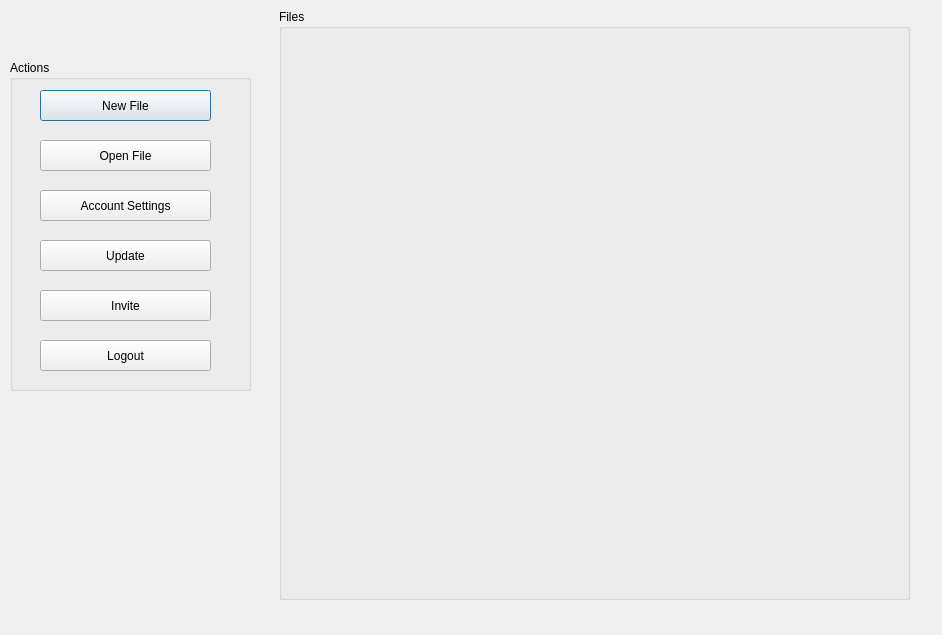
Above: concurrentTextEditor/homeloggedin.ui from scottiexdev/concurrentTextEditor before the change. Below: the same form after it.
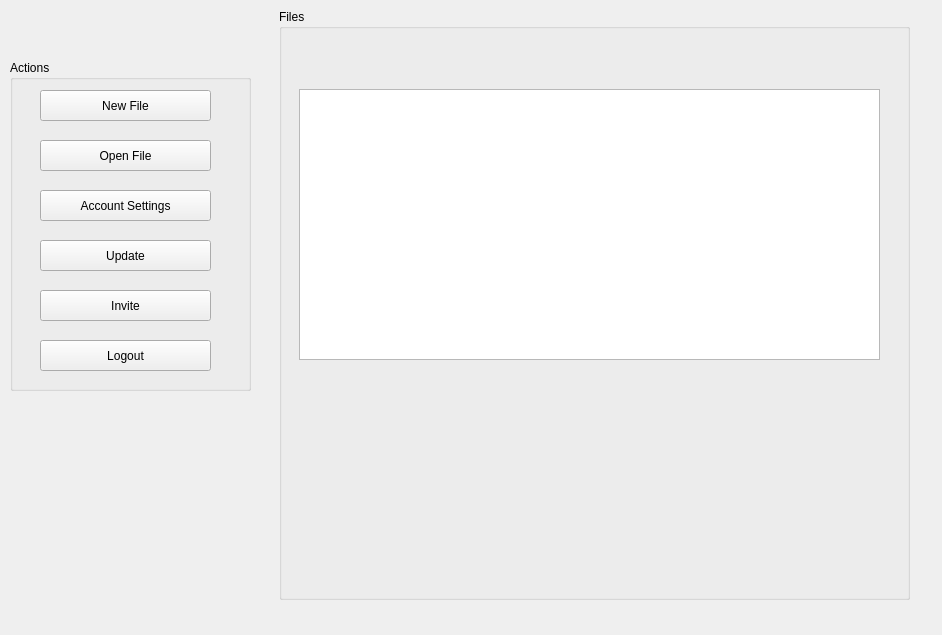
That is the form after the change.

Commit message: Homeloggedin to QMainWindow

What changed in the file:
```diff
--- a/concurrentTextEditor/homeloggedin.ui
+++ b/concurrentTextEditor/homeloggedin.ui
@@ -1,7 +1,7 @@
 <?xml version="1.0" encoding="UTF-8"?>
 <ui version="4.0">
  <class>homeLoggedIn</class>
- <widget class="QDialog" name="homeLoggedIn">
+ <widget class="QMainWindow" name="homeLoggedIn">
   <property name="geometry">
    <rect>
     <x>0</x>
@@ -158,6 +158,16 @@
    <property name="title">
     <string>Files</string>
    </property>
+   <widget class="QListWidget" name="fileListWindow">
+    <property name="geometry">
+     <rect>
+      <x>20</x>
+      <y>80</y>
+      <width>581</width>
+      <height>271</height>
+     </rect>
+    </property>
+   </widget>
   </widget>
   <widget class="QLabel" name="welcomeLabel">
    <property name="geometry">
```
The commit also changes 2 other files.
